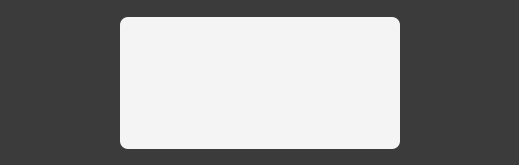
Scille/parsec-cloud, file parsec/core/gui/forms/greyed_dialog.ui: the form before one commit.
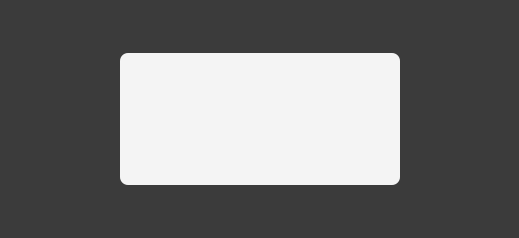
The form after the commit. Icons and pictures are not drawn. Custom widgets are drawn as their Qt base class.

The edit to the form file:
```diff
--- a/parsec/core/gui/forms/greyed_dialog.ui
+++ b/parsec/core/gui/forms/greyed_dialog.ui
@@ -7,7 +7,7 @@
     <x>0</x>
     <y>0</y>
     <width>519</width>
-    <height>165</height>
+    <height>238</height>
    </rect>
   </property>
   <property name="sizePolicy">
@@ -79,9 +79,12 @@
        <property name="orientation">
         <enum>Qt::Horizontal</enum>
        </property>
+       <property name="sizeType">
+        <enum>QSizePolicy::Expanding</enum>
+       </property>
        <property name="sizeHint" stdset="0">
         <size>
-         <width>40</width>
+         <width>100</width>
          <height>20</height>
         </size>
        </property>
@@ -254,9 +257,12 @@
        <property name="orientation">
         <enum>Qt::Horizontal</enum>
        </property>
+       <property name="sizeType">
+        <enum>QSizePolicy::Expanding</enum>
+       </property>
        <property name="sizeHint" stdset="0">
         <size>
-         <width>40</width>
+         <width>100</width>
          <height>20</height>
         </size>
        </property>
```
Left out of the diff: 12 changed lines with no effect on the pictures.
